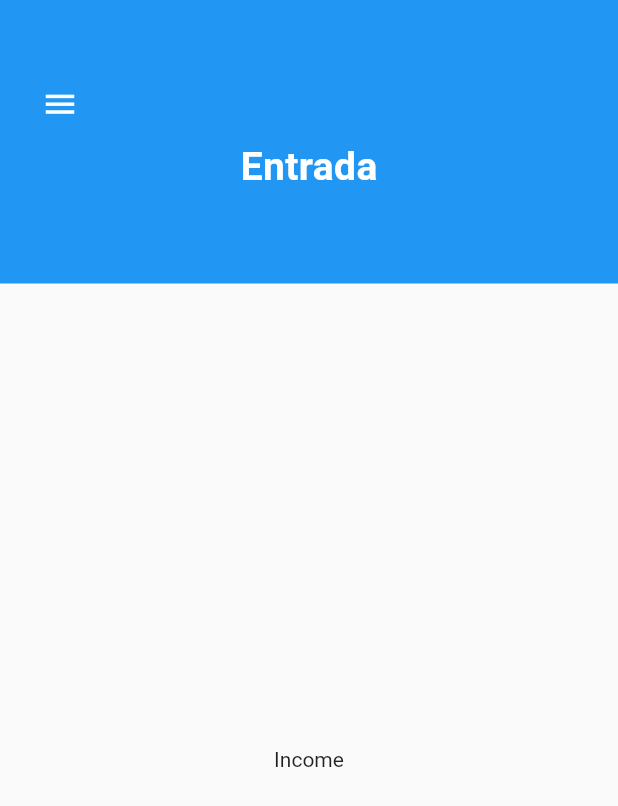
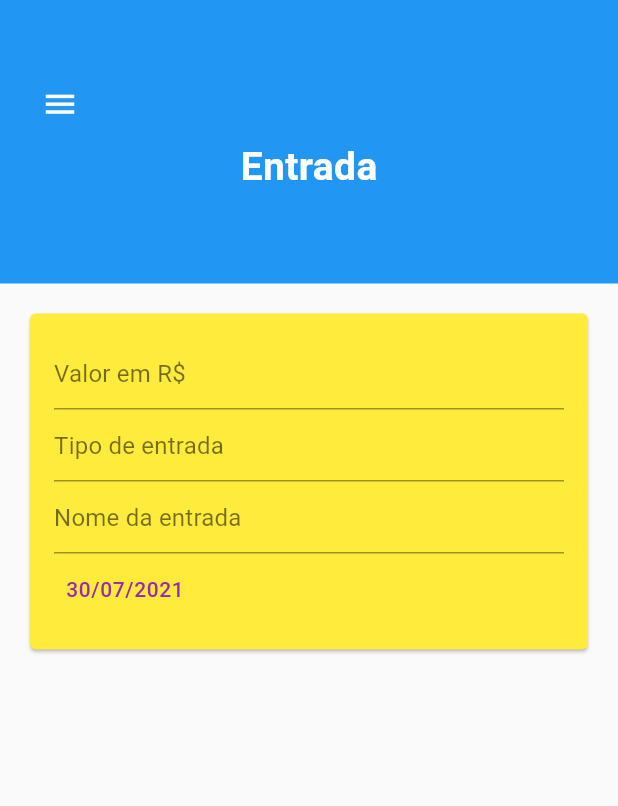
Before and after one commit to rodrigofelipejr/raro-academy-budget, a Flutter app: the IncomePage screen opened directly, on a phone screen of 412 x 824 dp. Shown: the top 806 px of the screen. Run offline on Flutter 3.47's test engine with Material 2 defaults, Android fonts, the light colour scheme and no system bars; missing offline and left inert: animated_card, vs_scrollbar; project files that could hold a hidden picture were left out.

Commit message:
Adiciona card com os campos de entrada do usuario

```diff
--- a/lib/src/features/income/income_page.dart
+++ b/lib/src/features/income/income_page.dart
@@ -1,4 +1,5 @@
 import 'package:flutter/material.dart';
+import 'package:intl/intl.dart';
 
 class IncomePage extends StatefulWidget {
   const IncomePage({Key? key}) : super(key: key);
@@ -47,7 +48,6 @@ class _IncomePageState extends State<IncomePage> {
                       fontFamily: 'Roboto',
                       fontWeight: FontWeight.w700,
                       letterSpacing: 0.25,
-                      // height: 32,
                     ),
                   ),
                 ),
@@ -56,8 +56,82 @@ class _IncomePageState extends State<IncomePage> {
           ),
         ),
       ),
-      body: Center(
-        child: Text("Income"),
+      body: SingleChildScrollView(
+        padding: EdgeInsets.only(
+          top: 16,
+          left: 16,
+          right: 16,
+          bottom: 40,
+        ),
+        child: Card(
+          color: Colors.yellow,
+          child: Padding(
+            padding: const EdgeInsets.all(16.0),
+            child: Column(
+              mainAxisAlignment: MainAxisAlignment.start,
+              crossAxisAlignment: CrossAxisAlignment.start,
+              children: [
+                TextField(
+                  cursorHeight: 16.0,
+                  decoration: InputDecoration(
+                    border: UnderlineInputBorder(),
+                    hintText: "Valor em R\$",
+                    hintStyle: TextStyle(
+                      fontFamily: "Roboto",
+                      fontWeight: FontWeight.w400,
+                      fontSize: 16.0,
+                      letterSpacing: 0.15,
+                      color: Colors.black.withOpacity(0.54),
+                    ),
+                  ),
+                ),
+                TextField(
+                  cursorHeight: 16.0,
+                  decoration: InputDecoration(
+                    border: UnderlineInputBorder(),
+                    hintText: "Tipo de entrada",
+                    hintStyle: TextStyle(
+                      fontFamily: "Roboto",
+                      fontWeight: FontWeight.w400,
+                      fontSize: 16.0,
+                      letterSpacing: 0.15,
+                      color: Colors.black.withOpacity(0.54),
+                    ),
+                  ),
+                ),
+                TextField(
+                  cursorHeight: 16.0,
+                  decoration: InputDecoration(
+                    border: UnderlineInputBorder(),
+                    hintText: "Nome da entrada",
+                    hintStyle: TextStyle(
+                      fontFamily: "Roboto",
+                      fontWeight: FontWeight.w400,
+                      fontSize: 16.0,
+                      letterSpacing: 0.15,
+                      color: Colors.black.withOpacity(0.54),
+                    ),
+                  ),
+                ),
+                TextButton(
+                  onPressed: () {},
+                  child: Text(
+                    DateFormat("dd/MM/yyyy")
+                    .format(DateTime.now())
+                    .toString(),
+                    style: TextStyle(
+                      fontFamily: "Roboto",
+                      fontWeight: FontWeight.w500,
+                      fontSize: 14.0,
+                      letterSpacing: 0.4,
+                      color: Colors.purple,
+                    ),
+                  ),
+                ),
+              ],
+            ),
+          ),
+        ),
       ),
     );
   }
```
